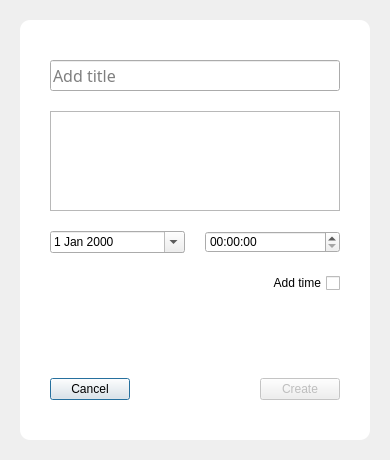
This is uis/res/ui_note_editor.ui in GorgeousOne/TaskManagementApp as Qt 5 draws it before an edit. The edited form follows.
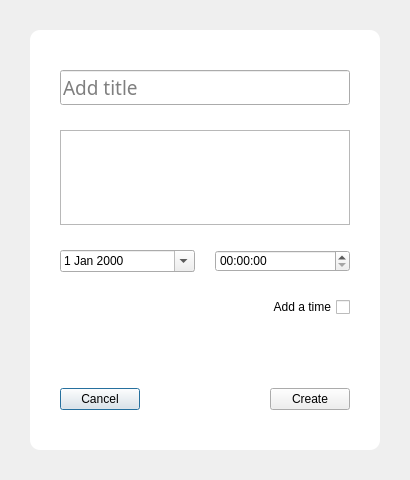
This is the edited form.

Commit message: spent way to much time polishing some stupid stuff

```diff
--- a/uis/res/ui_note_editor.ui
+++ b/uis/res/ui_note_editor.ui
@@ -6,8 +6,8 @@
    <rect>
     <x>0</x>
     <y>0</y>
-    <width>390</width>
-    <height>460</height>
+    <width>410</width>
+    <height>480</height>
    </rect>
   </property>
   <property name="font">
@@ -30,16 +30,16 @@
     <number>0</number>
    </property>
    <property name="leftMargin">
-    <number>20</number>
+    <number>30</number>
    </property>
    <property name="topMargin">
-    <number>20</number>
+    <number>30</number>
    </property>
    <property name="rightMargin">
-    <number>20</number>
+    <number>30</number>
    </property>
    <property name="bottomMargin">
-    <number>20</number>
+    <number>30</number>
    </property>
    <item>
     <widget class="QFrame" name="frame">
@@ -58,7 +58,7 @@
      </property>
      <layout class="QVBoxLayout" name="verticalLayout_2">
       <property name="spacing">
-       <number>20</number>
+       <number>25</number>
       </property>
       <property name="leftMargin">
        <number>30</number>
@@ -76,13 +76,16 @@
        <widget class="QLineEdit" name="title_edit">
         <property name="font">
          <font>
-          <family>Segoe UI Light</family>
-          <pointsize>12</pointsize>
-          <weight>3</weight>
+          <family>Segoe UI Semibold</family>
+          <pointsize>14</pointsize>
+          <weight>7</weight>
           <italic>false</italic>
           <bold>false</bold>
          </font>
         </property>
+        <property name="styleSheet">
+         <string notr="true">font: 63 14pt &quot;Segoe UI Semibold&quot;;</string>
+        </property>
         <property name="placeholderText">
          <string>Add title</string>
         </property>
@@ -157,7 +160,7 @@
          <enum>Qt::RightToLeft</enum>
         </property>
         <property name="text">
-         <string>Add time</string>
+         <string>Add a time</string>
         </property>
        </widget>
       </item>
@@ -199,7 +202,7 @@
         <item>
          <widget class="QPushButton" name="create_btn">
           <property name="enabled">
-           <bool>false</bool>
+           <bool>true</bool>
           </property>
           <property name="text">
            <string>Create</string>
```
Left out of the diff: 3 changed lines with no effect on the pictures. The commit also changes 7 other files.
